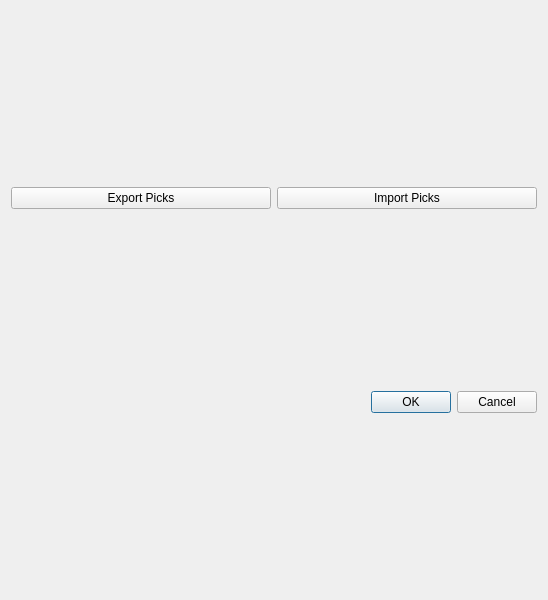
This is hexrd/ui/resources/ui/picks_tree_view_dialog.ui in HEXRD/hexrdgui as Qt 5 draws it before an edit. The edited form follows.
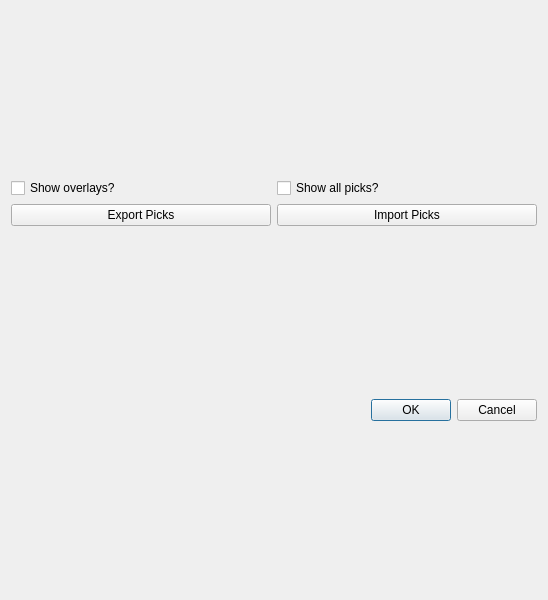
This is the edited form.

Commit message:
Picks viewer: add options to show picks/overlays
This adds two checkboxes:

1. "Show overlays?": toggles whether overlays are shown
2. "Show all picks?": toggles whether all picks are shown

If all picks are shown, then the selected picks are highlighted a
different color - currently bright green. We probably want to make
some improvements on these colors/styles soon.

What changed in the file:
```diff
--- a/hexrd/ui/resources/ui/picks_tree_view_dialog.ui
+++ b/hexrd/ui/resources/ui/picks_tree_view_dialog.ui
@@ -31,21 +31,38 @@
     <layout class="QVBoxLayout" name="tree_view_layout"/>
    </item>
    <item>
-    <layout class="QHBoxLayout" name="horizontalLayout">
-     <item>
-      <widget class="QPushButton" name="export_picks">
-       <property name="text">
-        <string>Export Picks</string>
-       </property>
-      </widget>
-     </item>
-     <item>
+    <layout class="QGridLayout" name="gridLayout">
+     <item row="1" column="2">
       <widget class="QPushButton" name="import_picks">
        <property name="text">
         <string>Import Picks</string>
        </property>
       </widget>
      </item>
+     <item row="1" column="1">
+      <widget class="QPushButton" name="export_picks">
+       <property name="text">
+        <string>Export Picks</string>
+       </property>
+      </widget>
+     </item>
+     <item row="0" column="1">
+      <widget class="QCheckBox" name="show_overlays">
+       <property name="text">
+        <string>Show overlays?</string>
+       </property>
+      </widget>
+     </item>
+     <item row="0" column="2">
+      <widget class="QCheckBox" name="show_all_picks">
+       <property name="toolTip">
+        <string>&lt;html&gt;&lt;head/&gt;&lt;body&gt;&lt;p&gt;If checked, all picks will be shown in blue, and selected picks will be highlighted green.&lt;/p&gt;&lt;/body&gt;&lt;/html&gt;</string>
+       </property>
+       <property name="text">
+        <string>Show all picks?</string>
+       </property>
+      </widget>
+     </item>
     </layout>
    </item>
    <item>
```
Left out of the diff: 2 changed lines with no effect on the pictures. The commit also changes 3 other files.
